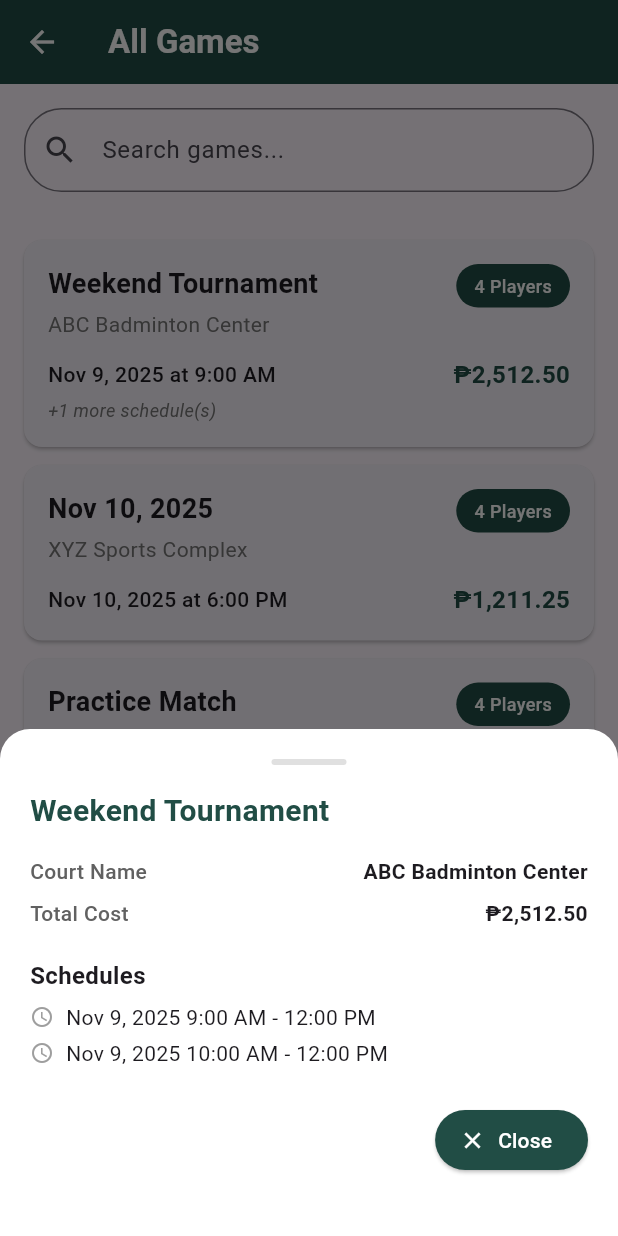
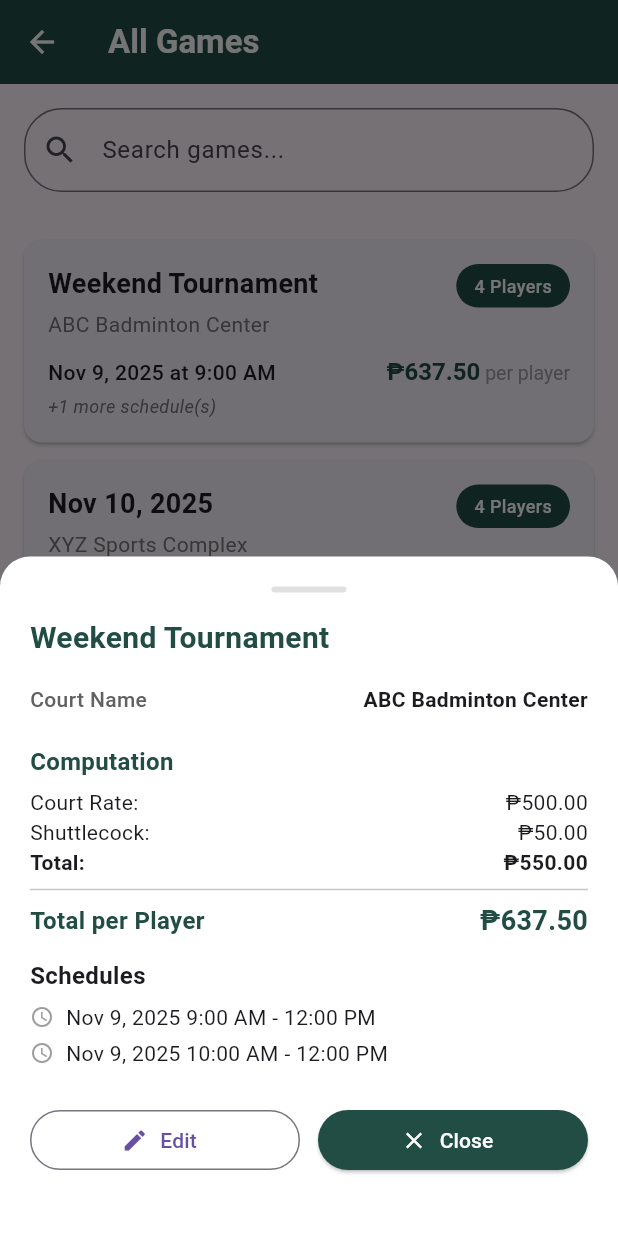
Before and after one commit to ivanjameslo/player_profiles, a Flutter app: the GameListScreen screen opened directly, after a tap on "Weekend Tournament", on a phone screen of 412 x 824 dp. Run offline on Flutter 3.47's test engine with Material 3 defaults, Android fonts, the phone set to English and light mode, and no system bars; our stand-ins replace google_fonts, shared_preferences; accounts and stored records are empty.

Commit message:
partially done

```diff
--- a/lib/models/game.dart
+++ b/lib/models/game.dart
@@ -26,20 +26,29 @@ class Game {
 
   /// Sum of (courtRate * hours) for all valid schedules + (shuttleCockPrice / numberOfPlayers).
   /// Returns 0 for invalid values; never NaN/Infinity.
+  /// --- Main cost computation ---
   double get totalCost {
     final hours = _totalHours();
     final rate = courtRate.isFinite && courtRate > 0 ? courtRate : 0.0;
     final shuttle = shuttleCockPrice.isFinite && shuttleCockPrice > 0 ? shuttleCockPrice : 0.0;
+    final players = numberOfPlayers > 0 ? numberOfPlayers : 1;
 
-    // Divide shuttlecock price by number of players (ensure we don't divide by zero)
-    final players = numberOfPlayers > 0 ? numberOfPlayers : 1;
-    final shuttlePerPlayer = shuttle / players;
+    final courtTotal = rate * (hours == 0 ? 1 : hours);
+    final totalGameCost = courtTotal + shuttle;
 
-    final cost = rate * hours + shuttlePerPlayer;
+    double cost;
+    if (divideCostEqually) {
+      // divide both court + shuttle among players
+      cost = totalGameCost / players;
+    } else {
+      // only shuttle is divided, court stays whole
+      cost = courtTotal + (shuttle / players);
+    }
+
     return (cost.isFinite && !cost.isNaN) ? cost : 0.0;
   }
 
-  /// Display title: explicit title if set; otherwise earliest schedule date; otherwise fallback.
+  /// --- Display Title ---
   String get displayTitle {
     if (title != null && title!.trim().isNotEmpty) return title!.trim();
     if (schedules.isNotEmpty) {
@@ -51,9 +60,7 @@ class Game {
     return 'Untitled Game';
   }
 
-  // ------- Helpers -------
-
-  /// Total booked hours across all schedules (ignores negative/zero durations).
+  /// --- Helper: total booked hours across all schedules ---
   double _totalHours() {
     if (schedules.isEmpty) return 0.0;
     int totalMinutes = 0;
--- a/lib/screens/game_list.dart
+++ b/lib/screens/game_list.dart
@@ -22,16 +22,20 @@ class GameListScreenState extends State<GameListScreen> {
   String _safeCurrency(double v) =>
     (!v.isFinite || v.isNaN) ? '₱0.00' : currencyFormat.format(v);
 
+  void _refreshFilteredGames() {
+    final query = _searchController.text.toLowerCase();
+    _filteredGames = query.isEmpty
+        ? List.from(_games)
+        : _games.where((game) {
+            return game.displayTitle.toLowerCase().contains(query) ||
+                game.courtName.toLowerCase().contains(query);
+          }).toList();
+  }
+
   void addGame(Game g) {
     setState(() {
       _games.add(g);
-      final q = _searchController.text.toLowerCase();
-      _filteredGames = q.isEmpty
-          ? List.from(_games)
-          : _games.where((game) =>
-              game.displayTitle.toLowerCase().contains(q) ||
-              game.courtName.toLowerCase().contains(q),
-            ).toList();
+      _refreshFilteredGames();
     });
   }
 
@@ -49,16 +53,8 @@ class GameListScreenState extends State<GameListScreen> {
   }
 
   void _filterGames() {
-    final query = _searchController.text.toLowerCase();
     setState(() {
-      if (query.isEmpty) {
-        _filteredGames = List.from(_games);
-      } else {
-        _filteredGames = _games.where((game) {
-          return game.displayTitle.toLowerCase().contains(query) ||
-              game.courtName.toLowerCase().contains(query);
-        }).toList();
-      }
+      _refreshFilteredGames();
     });
   }
 
@@ -106,8 +102,8 @@ class GameListScreenState extends State<GameListScreen> {
     }
   }
 
-  void _viewGameDetails(Game game) {
-  showModalBottomSheet(
+  Future<void> _viewGameDetails(Game game) async {
+    final shouldEdit = await showModalBottomSheet<bool>(
       context: context,
       shape: const RoundedRectangleBorder(
         borderRadius: BorderRadius.vertical(top: Radius.circular(20)),
@@ -151,8 +147,70 @@ class GameListScreenState extends State<GameListScreen> {
               const SizedBox(height: 16),
 
               _buildDetailRow('Court Name', game.courtName),
-            // _buildDetailRow('Players', '${game.numberOfPlayers}'),
-            _buildDetailRow('Total Cost', currencyFormat.format(game.totalCost)),
+
+              const SizedBox(height: 12),
+              const Text(
+                'Computation',
+                style: TextStyle(
+                  fontWeight: FontWeight.bold,
+                  fontSize: 16,
+                  color: Color(0xFF214D45),
+                ),
+              ),
+              const SizedBox(height: 6),
+
+              Row(
+                mainAxisAlignment: MainAxisAlignment.spaceBetween,
+                children: [
+                  const Text('Court Rate:'),
+                  Text('₱${game.courtRate.toStringAsFixed(2)}'),
+                ],
+              ),
+              Row(
+                mainAxisAlignment: MainAxisAlignment.spaceBetween,
+                children: [
+                  const Text('Shuttlecock:'),
+                  Text('₱${game.shuttleCockPrice.toStringAsFixed(2)}'),
+                ],
+              ),
+              Row(
+                mainAxisAlignment: MainAxisAlignment.spaceBetween,
+                children: [
+                  const Text(
+                    'Total:',
+                    style: TextStyle(fontWeight: FontWeight.w600),
+                  ),
+                  Text(
+                    '₱${(game.courtRate + game.shuttleCockPrice).toStringAsFixed(2)}',
+                    style: const TextStyle(fontWeight: FontWeight.w600),
+                  ),
+                ],
+              ),
+              const Divider(height: 16),
+
+              Row(
+                mainAxisAlignment: MainAxisAlignment.spaceBetween,
+                children: [
+                  Text(
+                    game.divideCostEqually
+                        ? 'Total per Player'
+                        : 'Total Game Cost',
+                    style: const TextStyle(
+                      fontWeight: FontWeight.bold,
+                      fontSize: 16,
+                      color: Color(0xFF214D45),
+                    ),
+                  ),
+                  Text(
+                    currencyFormat.format(game.totalCost),
+                    style: const TextStyle(
+                      fontWeight: FontWeight.bold,
+                      fontSize: 18,
+                      color: Color(0xFF214D45),
+                    ),
+                  ),
+                ],
+              ),
               const SizedBox(height: 12),
 
               const Text(
@@ -178,10 +236,19 @@ class GameListScreenState extends State<GameListScreen> {
               ),
 
               const SizedBox(height: 20),
-            Align(
-              alignment: Alignment.centerRight,
+              Row(
+                children: [
+                  Expanded(
+                    child: OutlinedButton.icon(
+                      onPressed: () => Navigator.pop(context, true),
+                      icon: const Icon(Icons.edit),
+                      label: const Text('Edit'),
+                    ),
+                  ),
+                  const SizedBox(width: 12),
+                  Expanded(
                     child: ElevatedButton.icon(
-                onPressed: () => Navigator.pop(context),
+                      onPressed: () => Navigator.pop(context, false),
                       icon: const Icon(Icons.close),
                       label: const Text('Close'),
                       style: ElevatedButton.styleFrom(
@@ -192,8 +259,41 @@ class GameListScreenState extends State<GameListScreen> {
                   ),
                 ],
               ),
+            ],
+          ),
         );
       },
+    );
+
+    if (!mounted || shouldEdit != true) return;
+    await _editGame(game);
+  }
+
+  Future<void> _editGame(Game game) async {
+    final updatedGame = await Navigator.of(context).push<Game>(
+      MaterialPageRoute(
+        builder: (_) => AddGameScreen(initialGame: game),
+        fullscreenDialog: true,
+      ),
+    );
+
+    if (!mounted || updatedGame == null) return;
+
+    setState(() {
+      final index = _games.indexWhere((g) => g.id == updatedGame.id);
+      if (index != -1) {
+        _games[index] = updatedGame;
+      } else {
+        _games.add(updatedGame);
+      }
+      _refreshFilteredGames();
+    });
+
+    ScaffoldMessenger.of(context).showSnackBar(
+      const SnackBar(
+        content: Text('Game updated'),
+        backgroundColor: Color(0xFF214D45),
+      ),
     );
   }
 
@@ -352,12 +452,28 @@ class GameListScreenState extends State<GameListScreen> {
                                               fontWeight: FontWeight.w500,
                                             ),
                                           ),
-                                          Text(
-                                            _safeCurrency(game.totalCost),
+                                          RichText(
+                                            text: TextSpan(
+                                              children: [
+                                                TextSpan(
+                                                  text: _safeCurrency(game.totalCost),
                                                   style: const TextStyle(
                                                     fontSize: 16,
                                                     fontWeight: FontWeight.bold,
                                                     color: Color(0xFF214D45),
+                                                  ),
+                                                ),
+                                                if (game.divideCostEqually) ...[
+                                                  const TextSpan(
+                                                    text: ' per player',
+                                                    style: TextStyle(
+                                                      fontSize: 13,
+                                                      color: Colors.grey,
+                                                      fontWeight: FontWeight.w400,
+                                                    ),
+                                                  ),
+                                                ],
+                                              ],
                                             ),
                                           ),
                                         ],
@@ -413,14 +529,7 @@ class GameListScreenState extends State<GameListScreen> {
 
           setState(() {
             _games.add(newGame);
-
-            final q = _searchController.text.toLowerCase();
-            _filteredGames = q.isEmpty
-                ? List.from(_games)
-                : _games.where((g) =>
-                    g.displayTitle.toLowerCase().contains(q) ||
-                    g.courtName.toLowerCase().contains(q),
-                  ).toList();
+            _refreshFilteredGames();
           });
 
           ScaffoldMessenger.of(context).showSnackBar(
```
Also changed, not shown: lib/screens/add_game.dart (+45 -10 lines). Lines whose indentation alone changed are shown as unchanged.
